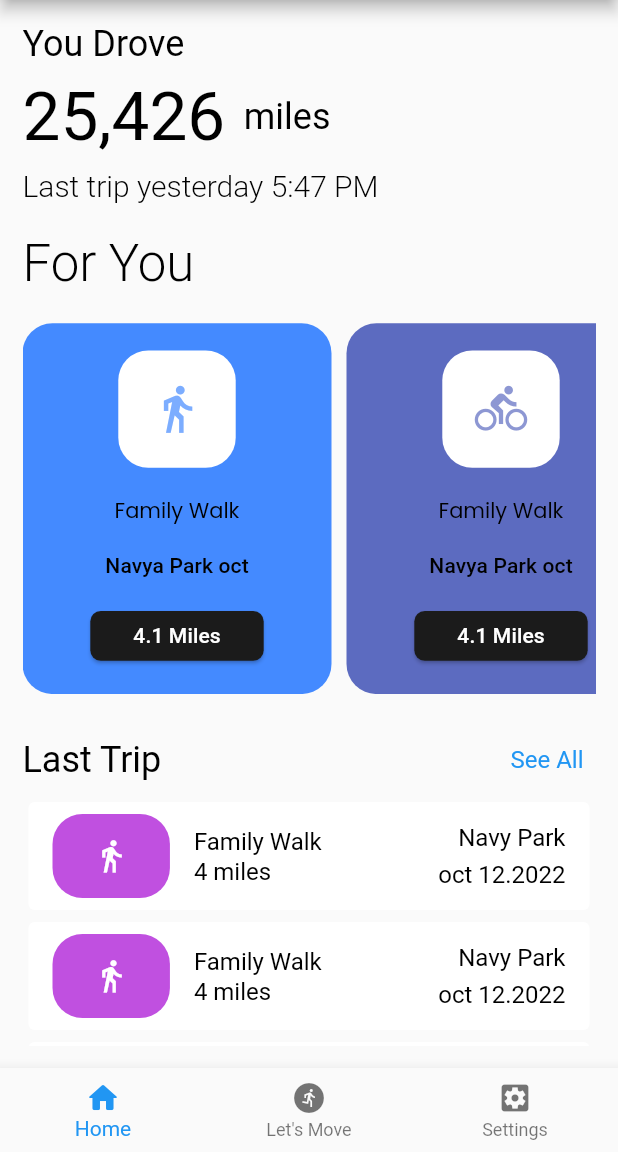
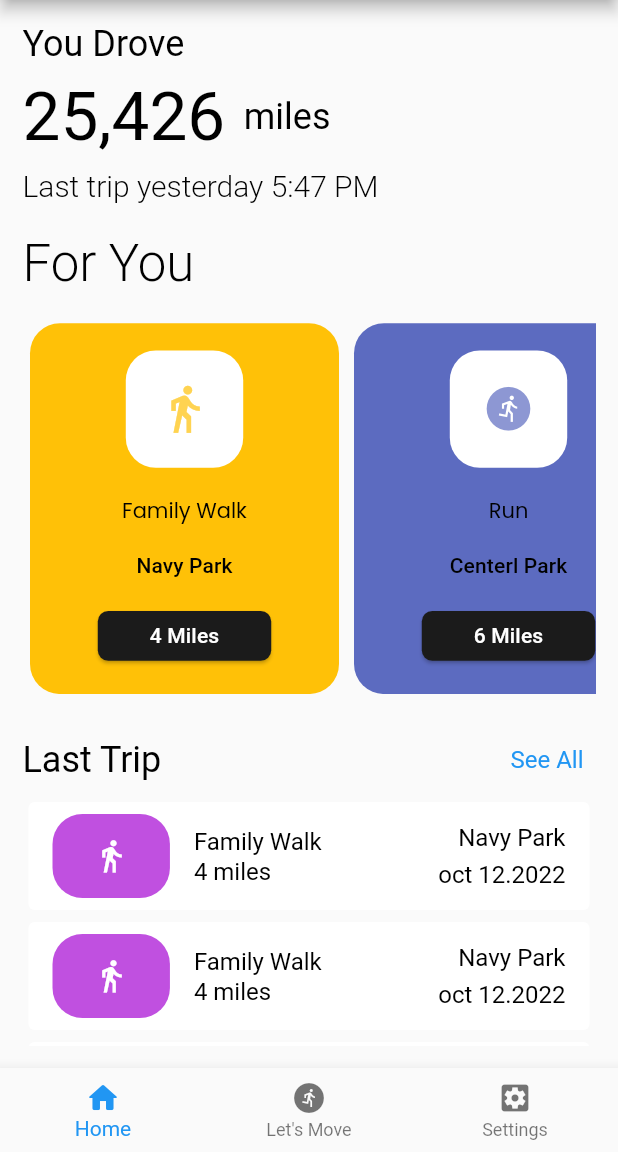
Before and after one commit to gorkemarslanbogan/bicyleApp, a Flutter app: the appScaffold screen opened directly, on a phone screen of 412 x 824 dp, the part 84-1236 px from its top. Run offline on Flutter 3.47's test engine with Material 2 defaults, Android fonts, the light colour scheme and no system bars; drawn by our look-alikes of dotted_border; our stand-ins replace google_fonts.

Commit message:
i did do singChild_custom_card widget with ListviewBuilder

```diff
--- a/lib/core/custom_card_trips.dart
+++ b/lib/core/custom_card_trips.dart
@@ -11,9 +11,9 @@ class lastTripCardBuilder extends StatelessWidget {
   }) : super(key: key);
   List<MyTrip> item = [MyTrip("Family Walk", 4, "Navy Park", "oct 12.2022"),
 MyTrip("Family Walk", 4, "Navy Park", "oct 12.2022"),
-MyTrip("Run", 4, "Centerl Park", "nov 09.2022"),
+MyTrip("Run", 6, "Centerl Park", "nov 09.2022"),
 MyTrip("Bcyle Drive", 4, "Miami Park", "sep 24.2022"),
-MyTrip("Walk", 4, "Orlando Center", "dec 22.2023"),
+MyTrip("Walk", 2, "Orlando Center", "dec 22.2023"),
 ];
   Icon _iconBuilder(String tripName) {
     return Icon((tripName.contains("Walk")) ? Icons.directions_walk
--- a/lib/core/custom_container_card.dart
+++ b/lib/core/custom_container_card.dart
@@ -6,10 +6,24 @@ import 'custom_container.dart';
 
 class customContainerCard extends StatelessWidget {
   const customContainerCard(
-      {Key? key, required this.colors, required this.icon})
+      {Key? key,
+      required this.colors,
+      required this.tripName,
+      required this.location,
+      required this.milInt})
       : super(key: key);
   final Color colors;
-  final IconData icon;
+  final tripName;
+  final location;
+  final milInt;
+  IconData _iconBuilder(String tripName) {
+    return (tripName.contains("Walk"))
+        ? Icons.directions_walk
+        : (tripName.contains("Run"))
+            ? Icons.run_circle_sharp
+            : Icons.directions_bike;
+  }
+
   @override
   Widget build(BuildContext context) {
     ScreenSize().init(context);
@@ -20,7 +34,10 @@ class customContainerCard extends StatelessWidget {
           color: colors,
           widget: _columnWidget(
             colors: colors,
-            icon: icon,
+            icon: _iconBuilder(tripName),
+            location: location,
+            milInt: milInt,
+            tripName: tripName,
           )),
     );
   }
@@ -31,9 +48,16 @@ class _columnWidget extends StatelessWidget {
     Key? key,
     required this.colors,
     required this.icon,
+    required this.tripName,
+    required this.location,
+    required this.milInt,
   }) : super(key: key);
   final Color colors;
+  final tripName;
+  final location;
+  final milInt;
   final IconData icon;
+  static const miles = " Miles";
   @override
   Widget build(BuildContext context) {
     return Column(
@@ -48,14 +72,13 @@ class _columnWidget extends StatelessWidget {
           ),
         ),
         Text(
-
-          "Family Walk",
+          tripName,
           style: GoogleFonts.poppins(
             color: Colors.black,
           ),
         ),
         Text(
-          "Navya Park oct",
+          location,
           style: Theme.of(context).textTheme.subtitle2,
         ),
         SizedBox(
@@ -67,7 +90,7 @@ class _columnWidget extends StatelessWidget {
                   borderRadius: BorderRadius.circular(7)),
               child: Center(
                 child: Text(
-                  "4.1 Miles",
+                  milInt + miles,
                   style: Theme.of(context).textTheme.subtitle2?.copyWith(
                         color: Colors.white,
                       ),
--- a/lib/core/mainScrennColumn.dart
+++ b/lib/core/mainScrennColumn.dart
@@ -21,7 +21,7 @@ class mainColumnWidget extends StatelessWidget with FirsScreenTextUtility,Screen
        SizedBox(
         height: ScreenSize.dynamicHeight(0.09)
       ),
-      _mainPageTextWidget(title: FirsScreenTextUtility.makeYourRoute, fontweight: FontWeight.w400),
+      const _mainPageTextWidget(title: FirsScreenTextUtility.makeYourRoute, fontweight: FontWeight.w400),
       SizedBox(
         height: ScreenSize.dynamicHeight(0.02),
       ),
--- a/lib/core/singleChild_custom_cards.dart
+++ b/lib/core/singleChild_custom_cards.dart
@@ -1,3 +1,4 @@
+import 'package:bcyleapp/model/trips_model.dart';
 import 'package:bcyleapp/utility/screen_size_class.dart';
 import 'package:flutter/material.dart';
 
@@ -9,17 +10,37 @@ class custom_cards extends StatelessWidget with ScreenSize {
     Key? key,
   }) : super(key: key);
 
+List<MyTrip> item = [
+  MyTrip("Family Walk", 4, "Navy Park", "oct 12.2022"),
+  MyTrip("Run", 6, "Centerl Park", "nov 09.2022"),
+  MyTrip("Bcyle Drive", 4, "Miami Park", "sep 24.2022"),
+];
+List<Color> colorSheme = [
+  Colors.amber,
+  Colors.indigo.shade400,
+  Colors.blue.shade400
+];
+
   @override
   Widget build(BuildContext context) {
-    return Row(
-      children: [
-        const customContainerCard(colors:  Colors.blueAccent, icon: Icons.directions_walk,),
-        Padding(
-          padding:  const EdgeInsets.symmetric(horizontal: 10),
-          child: customContainerCard(colors:  Colors.indigo.shade400, icon: Icons.directions_bike,),
-        ),
-        customContainerCard(colors:Colors.yellow.shade400, icon: Icons.run_circle_sharp,),
-      ],
-    );
+    return ListView.builder(
+      padding: EdgeInsets.zero,
+     // shrinkWrap: true,
+      scrollDirection: Axis.horizontal,
+      itemCount: 3,
+      itemBuilder: ((context, index) {
+      return Padding(
+        padding: EdgeInsets.symmetric(horizontal: 5),
+        child: customContainerCard(colors:  colorSheme[index],tripName: item[index].tripTittle,milInt: item[index].miles.toString(),location: item[index].location, ),
+      );
+    }));
   }
 }
+
+
+// const customContainerCard(colors:  Colors.blueAccent, icon: Icons.directions_walk,),
+//         Padding(
+//           padding:  const EdgeInsets.symmetric(horizontal: 10),
+//           child: customContainerCard(colors:  Colors.indigo.shade400, icon: Icons.directions_bike,),
+//         ),
+//         customContainerCard(colors:Colors.yellow.shade400, icon: Icons.run_circle_sharp,),
--- a/lib/view/screen/HomeScreen.dart
+++ b/lib/view/screen/HomeScreen.dart
@@ -53,9 +53,7 @@ class _HomeScreenWidgetTree extends StatelessWidget {
               const ColumnWidgetHomeScreen(),
               SizedBox(
                   height: ScreenSize.pageHeight! * 0.3,
-                  child: SingleChildScrollView(
-                      scrollDirection: Axis.horizontal,
-                      child: custom_cards())),
+                  child: custom_cards()),
               const SizedBox(
                 height: 20,
               ),
```
